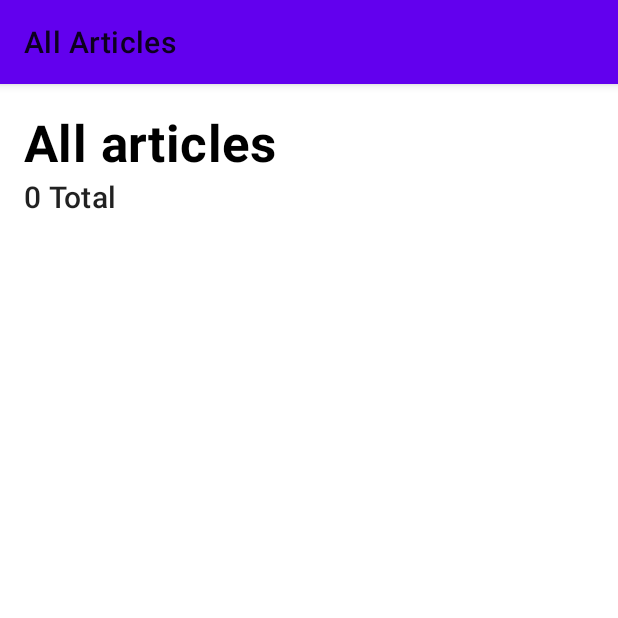
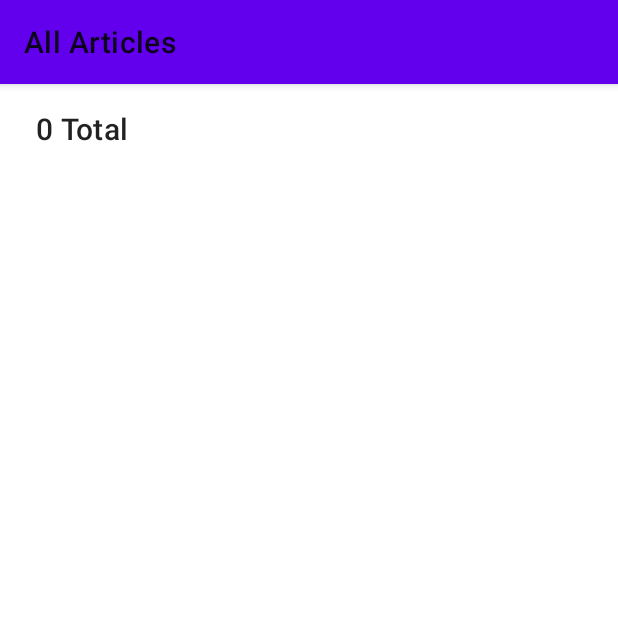
Before and after one commit to DanielMM161/RssReader, an Android app: the screen it shows after launch (MainActivity), on a phone screen of 412 x 824 dp, the top half of it. Run offline under Robolectric (Android 15) with nearby library versions, the phone set to English and light mode, and no system bars; our stand-ins replace Dagger/Hilt's generated code, Room's generated code, data binding, navigation-ui; libraries missing offline, so code that uses them is left out: retrofit2.converter.simplexml; pictures from the network do not load; 5 statements that could not run were skipped.

Commit message:
Changue Style Home Fragment

```diff
--- a/app/src/main/java/com/dmm/rssreader/ui/fragments/HomeFragment.kt
+++ b/app/src/main/java/com/dmm/rssreader/ui/fragments/HomeFragment.kt
@@ -44,7 +44,6 @@ class HomeFragment : BaseFragment<HomeFragmentBinding>(
 		adapter = feedAdapter
 		layoutManager = LinearLayoutManager(requireContext())
 		itemClickListener()
-		readLaterItemClickListener()
 	}
 
 	private fun onRefreshListener() {
@@ -78,9 +77,4 @@ class HomeFragment : BaseFragment<HomeFragmentBinding>(
 		viewModel.feedSelected = it
 		findNavController().navigate(R.id.action_homeFragment_to_feedDescriptionFragment)
 	}
-
-	private fun readLaterItemClickListener() = feedAdapter.setReadLaterOnItemClickListener { feedUI ->
-		viewModel.insertFeed(feedUI)
-	}
-
 }
--- a/app/src/main/res/layout/home_fragment.xml
+++ b/app/src/main/res/layout/home_fragment.xml
@@ -15,25 +15,14 @@
     android:id="@+id/swipe_refresh"
     android:layout_width="match_parent"
     android:layout_height="match_parent"
-    android:padding="16dp"
     app:layout_constraintEnd_toEndOf="parent"
     app:layout_constraintStart_toStartOf="parent"
-    app:layout_constraintTop_toTopOf="parent">
+    app:layout_constraintTop_toTopOf="parent"
+    android:padding="16dp">
 
     <androidx.constraintlayout.widget.ConstraintLayout
       android:layout_width="match_parent"
       android:layout_height="match_parent">
-
-      <TextView
-        android:id="@+id/all_articles"
-        style="?attr/textAppearanceHeadline4"
-        android:layout_width="wrap_content"
-        android:layout_height="wrap_content"
-        android:text="@string/all_articles"
-        android:textColor="@color/black"
-        android:textStyle="bold"
-        app:layout_constraintStart_toStartOf="parent"
-        app:layout_constraintTop_toTopOf="parent" />
 
       <TextView
         android:id="@+id/total"
@@ -42,8 +31,9 @@
         android:layout_height="wrap_content"
         android:text="@{String.format(@string/total, totalArticles)}"
         app:layout_constraintStart_toStartOf="parent"
-        app:layout_constraintTop_toBottomOf="@id/all_articles"
-        app:visibility="@{totalArticles !=null ? true : false}" />
+        app:layout_constraintTop_toTopOf="parent"
+        app:visibility="@{totalArticles !=null ? true : false}"
+        android:layout_marginStart="8dp"/>
 
       <androidx.recyclerview.widget.RecyclerView
         android:id="@+id/rv_feeds"
```
Also changed, not shown: app/src/main/java/com/dmm/rssreader/ui/adapters/FeedAdapter.kt (+5 -13 lines), app/src/main/res/layout/item_feed.xml (+0 -18 lines).
